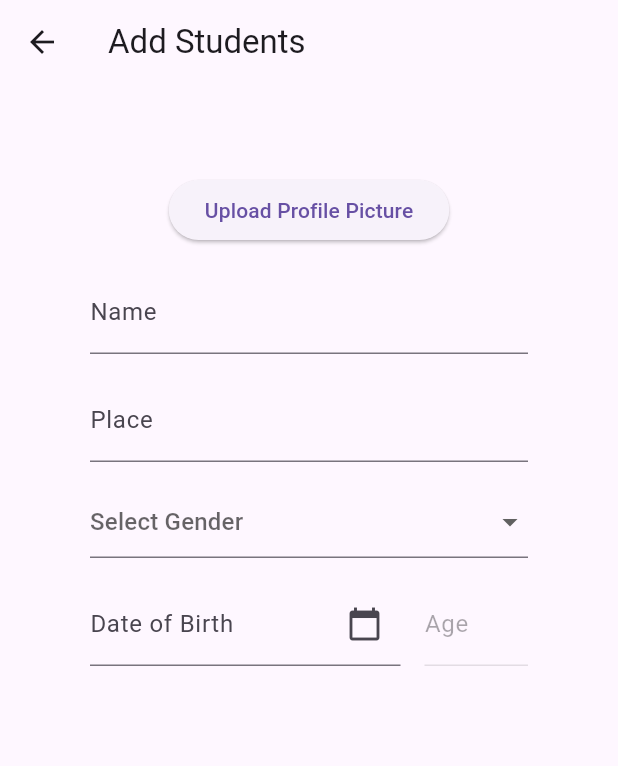
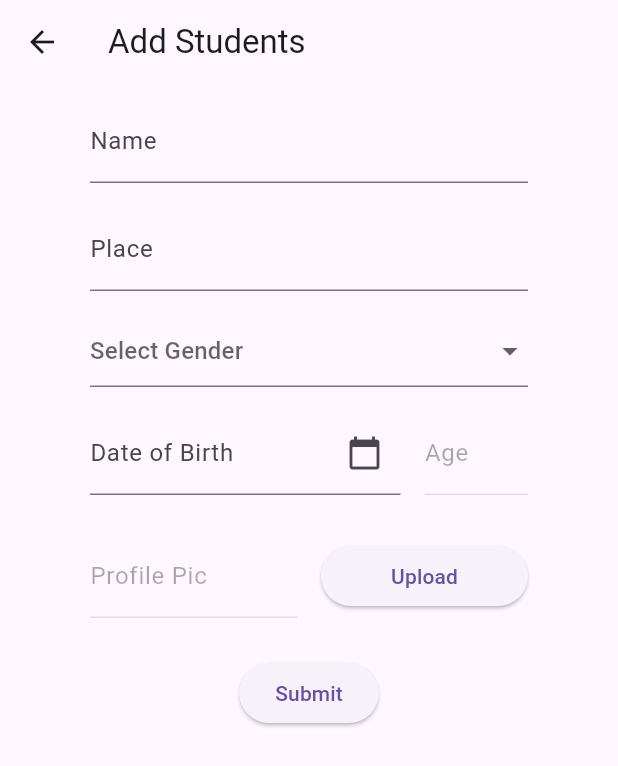
Before and after one commit to ajujacob88/flutter-sample-student-record-using-sqflite, a Flutter app: the AddStudentsScreen screen opened directly, on a phone screen of 412 x 824 dp. Shown: the top 766 px of the screen. Run offline on Flutter 3.47's test engine with Material 3 defaults, Android fonts, the light colour scheme and no system bars; our stand-ins replace image_picker.

Commit message:
before uploading image

```diff
--- a/lib/screens/add_students_screen.dart
+++ b/lib/screens/add_students_screen.dart
@@ -2,6 +2,7 @@ import 'package:flutter/cupertino.dart';
 import 'package:flutter/material.dart';
 import 'package:flutter/widgets.dart';
 import 'package:intl/intl.dart';
+import 'package:image_picker/image_picker.dart';
 
 class AddStudentsScreen extends StatefulWidget {
   const AddStudentsScreen({super.key});
@@ -15,6 +16,7 @@ class _AddStudentsScreenState extends State<AddStudentsScreen> {
   final TextEditingController placeController = TextEditingController();
   final TextEditingController dobController = TextEditingController();
   final TextEditingController ageController = TextEditingController();
+  final TextEditingController imageController = TextEditingController();
   String? selectedGender;
 
   late DateTime selectedDate;
@@ -59,22 +61,28 @@ class _AddStudentsScreenState extends State<AddStudentsScreen> {
     }
   }
 
+  Future<void> _uploadImage() async {
+    print('ckeck2');
+    final picker = ImagePicker();
+    final pickedFile = await picker.pickImage(source: ImageSource.gallery);
+    print('pciked image file is $pickedFile');
+
+    if (pickedFile != null) {
+      setState(() {
+        imageController.text = pickedFile.path;
+      });
+    }
+  }
+
   @override
   Widget build(BuildContext context) {
     return Scaffold(
       appBar: AppBar(title: const Text('Add Students')),
       body: Padding(
-        padding: const EdgeInsets.all(60),
+        padding: const EdgeInsets.only(left: 60, right: 60, top: 10),
         child: Column(
           mainAxisAlignment: MainAxisAlignment.start,
           children: [
-            ElevatedButton(
-              onPressed: () {},
-              child: const Text('Upload Profile Picture'),
-            ),
-            const SizedBox(
-              height: 16,
-            ),
             TextFormField(
               controller: nameController,
               decoration: const InputDecoration(labelText: 'Name'),
@@ -148,6 +156,37 @@ class _AddStudentsScreenState extends State<AddStudentsScreen> {
                 ),
               ],
             ),
+            const SizedBox(
+              height: 26,
+            ),
+            Row(
+              children: [
+                Expanded(
+                  child: TextFormField(
+                    readOnly: true,
+                    controller: imageController,
+                    enabled: false,
+                    decoration: const InputDecoration(
+                      labelText: 'Profile Pic',
+                    ),
+                  ),
+                ),
+                const SizedBox(width: 16),
+                Expanded(
+                  child: ElevatedButton(
+                    onPressed: _uploadImage,
+                    child: const Text('Upload'),
+                  ),
+                ),
+              ],
+            ),
+            const SizedBox(
+              height: 26,
+            ),
+            ElevatedButton(
+              onPressed: () {},
+              child: const Text('Submit'),
+            ),
           ],
         ),
       ),
--- a/pubspec.yaml
+++ b/pubspec.yaml
@@ -37,6 +37,7 @@ dependencies:
   cupertino_icons: ^1.0.6
   google_fonts: ^6.2.1
   intl: ^0.19.0
+  image_picker: ^1.0.7
 
 dev_dependencies:
   flutter_test:
```
Also changed, not shown: pubspec.lock, 5 other files.
